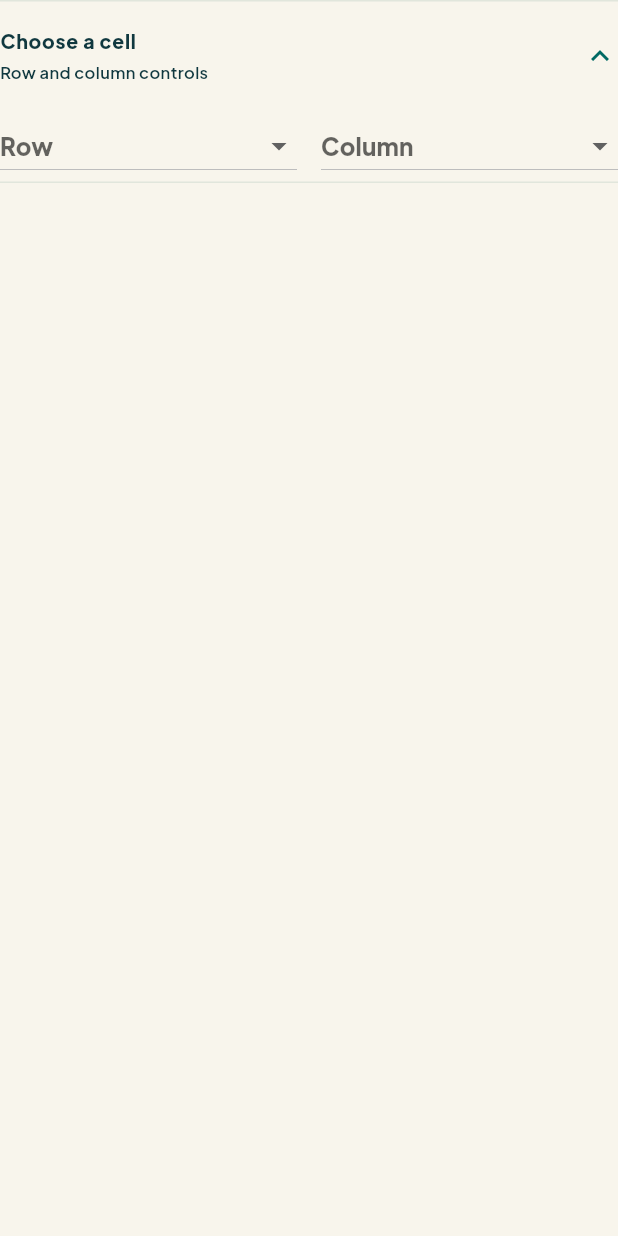
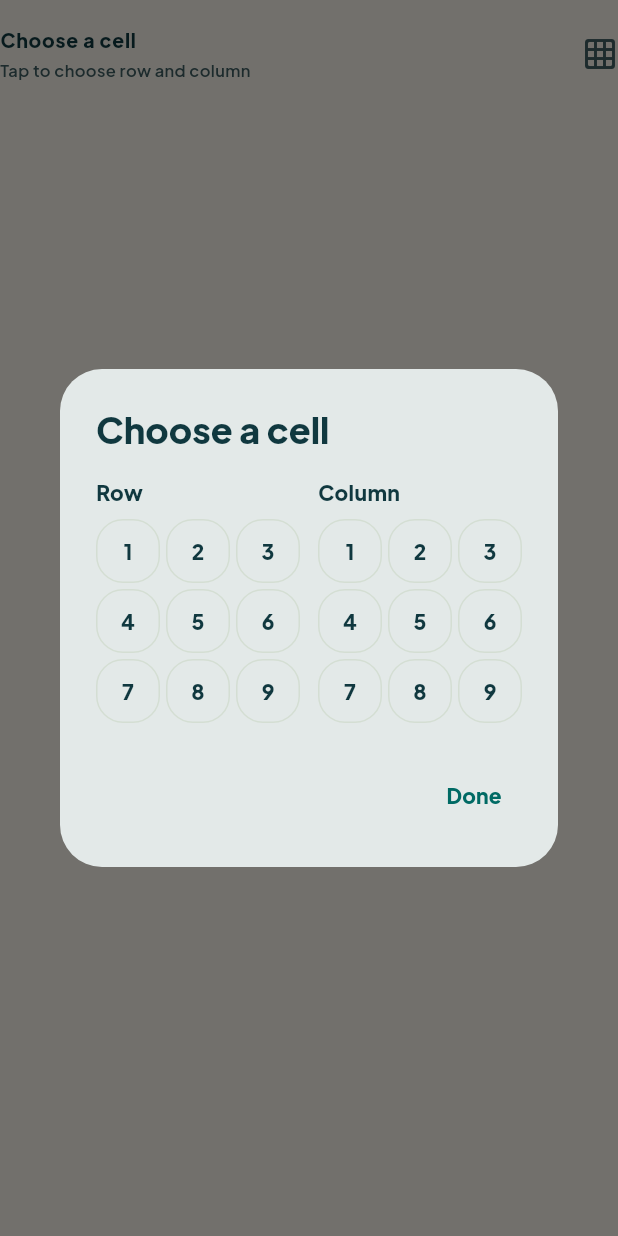
Before and after one commit to neurantra/puzzlecub-web, a Flutter app: the _CellNavigator widget shown alone on an empty page, opened directly with empty values, after a tap on "Choose a cell", on a phone screen of 412 x 824 dp. Run offline on Flutter 3.47's test engine with Material 3 defaults, Android fonts, the phone set to English and light mode, and no system bars; our stand-ins replace shared_preferences; accounts and stored records are empty; project files that could hold a hidden picture were left out.

Commit message:
Fix Classic touch controls in mobile browser

```diff
--- a/public/classic-game/source-sha256.txt
+++ b/public/classic-game/source-sha256.txt
@@ -1 +1 @@
-86ef39d3ddd247e84cf054e22f2649bc8d5a7df77c741964b5b1467b96534734
+d676bfd0ef28950d14daa2db461fa09d40b1a81c0f36a289e521712d005a2a9f
--- a/web-game/lib/ui/play.dart
+++ b/web-game/lib/ui/play.dart
@@ -1,4 +1,6 @@
 import 'dart:async';
+
+import 'package:flutter/foundation.dart';
 
 import 'package:flutter/material.dart';
 import 'package:flutter/services.dart';
@@ -337,6 +339,7 @@ class _PlayScreenState extends State<PlayScreen> with WidgetsBindingObserver {
   }
 
   bool get _pinTray =>
+      (!kIsWeb || MediaQuery.sizeOf(context).width >= 600) &&
       MediaQuery.sizeOf(context).height >= 750 &&
       MediaQuery.textScalerOf(context).scale(14) <= 15.4;
 
@@ -528,6 +531,51 @@ class _PlayScreenState extends State<PlayScreen> with WidgetsBindingObserver {
 class _CellNavigator extends StatelessWidget {
   const _CellNavigator({required this.session});
   final Session session;
+
+  Future<void> _choose(BuildContext context) => showDialog<void>(
+    context: context,
+    builder: (dialogContext) => AlertDialog(
+      title: const Text('Choose a cell'),
+      content: ListenableBuilder(
+        listenable: session,
+        builder: (context, _) {
+          final selected = session.selected;
+          return SizedBox(
+            width: 320,
+            child: Row(
+              mainAxisSize: MainAxisSize.min,
+              children: [
+                Expanded(
+                  child: _AxisPicker(
+                    label: 'Row',
+                    selected: selected == null ? null : selected ~/ 9,
+                    onPick: (r) =>
+                        session.select(r, (session.selected ?? 0) % 9),
+                  ),
+                ),
+                const SizedBox(width: 12),
+                Expanded(
+                  child: _AxisPicker(
+                    label: 'Column',
+                    selected: selected == null ? null : selected % 9,
+                    onPick: (c) =>
+                        session.select((session.selected ?? 0) ~/ 9, c),
+                  ),
+                ),
+              ],
+            ),
+          );
+        },
+      ),
+      actions: [
+        TextButton(
+          onPressed: () => Navigator.of(dialogContext).pop(),
+          child: const Text('Done'),
+        ),
+      ],
+    ),
+  );
+
   @override
   Widget build(BuildContext context) {
     final selected = session.selected;
@@ -537,8 +585,8 @@ class _CellNavigator extends StatelessWidget {
         : 'Row ${selected ~/ 9 + 1}, column ${selected % 9 + 1}: ${value < 0 ? "empty" : session.puzzle.phrase.letters[value]}'
               '${session.isFixed(selected ~/ 9, selected % 9) ? " (fixed)" : ""}'
               '${session.conflicts.contains(selected) ? " — conflict" : ""}';
-    return ExpansionTile(
-      tilePadding: EdgeInsets.zero,
+    return ListTile(
+      contentPadding: EdgeInsets.zero,
       title: Semantics(
         liveRegion: true,
         child: Text(
@@ -547,48 +595,57 @@ class _CellNavigator extends StatelessWidget {
         ),
       ),
       subtitle: const Text(
-        'Row and column controls',
+        'Tap to choose row and column',
         style: TextStyle(fontSize: 11),
       ),
-      children: [
-        Row(
-          children: [
-            Expanded(
-              child: DropdownButton<int>(
-                isExpanded: true,
-                value: selected == null ? null : selected ~/ 9,
-                hint: const Text('Row'),
-                itemHeight: 48,
-                items: [
-                  for (var i = 0; i < 9; i++)
-                    DropdownMenuItem(value: i, child: Text('Row ${i + 1}')),
-                ],
-                onChanged: (r) {
-                  if (r != null) session.select(r, (selected ?? 0) % 9);
-                },
-              ),
-            ),
-            const SizedBox(width: 16),
-            Expanded(
-              child: DropdownButton<int>(
-                isExpanded: true,
-                value: selected == null ? null : selected % 9,
-                hint: const Text('Column'),
-                itemHeight: 48,
-                items: [
-                  for (var i = 0; i < 9; i++)
-                    DropdownMenuItem(value: i, child: Text('Column ${i + 1}')),
-                ],
-                onChanged: (c) {
-                  if (c != null) session.select((selected ?? 0) ~/ 9, c);
-                },
-              ),
-            ),
-          ],
-        ),
-      ],
+      trailing: const Icon(Icons.grid_on_rounded),
+      onTap: () => _choose(context),
     );
   }
+}
+
+class _AxisPicker extends StatelessWidget {
+  const _AxisPicker({
+    required this.label,
+    required this.selected,
+    required this.onPick,
+  });
+  final String label;
+  final int? selected;
+  final ValueChanged<int> onPick;
+
+  @override
+  Widget build(BuildContext context) => Column(
+    mainAxisSize: MainAxisSize.min,
+    crossAxisAlignment: CrossAxisAlignment.start,
+    children: [
+      Text(label, style: const TextStyle(fontWeight: FontWeight.w800)),
+      const SizedBox(height: 8),
+      GridView.builder(
+        shrinkWrap: true,
+        physics: const NeverScrollableScrollPhysics(),
+        gridDelegate: const SliverGridDelegateWithFixedCrossAxisCount(
+          crossAxisCount: 3,
+          mainAxisSpacing: 4,
+          crossAxisSpacing: 4,
+        ),
+        itemCount: 9,
+        itemBuilder: (context, i) => Semantics(
+          label: '$label ${i + 1}',
+          selected: selected == i,
+          child: OutlinedButton(
+            onPressed: () => onPick(i),
+            style: OutlinedButton.styleFrom(
+              padding: EdgeInsets.zero,
+              backgroundColor: selected == i ? teal : null,
+              foregroundColor: selected == i ? Colors.white : ink,
+            ),
+            child: Text('${i + 1}'),
+          ),
+        ),
+      ),
+    ],
+  );
 }
 
 class _AxisStatus extends StatelessWidget {
```
Also changed, not shown: public/classic-game/assets/fonts/MaterialIcons-Regular.otf, 5 other files.
